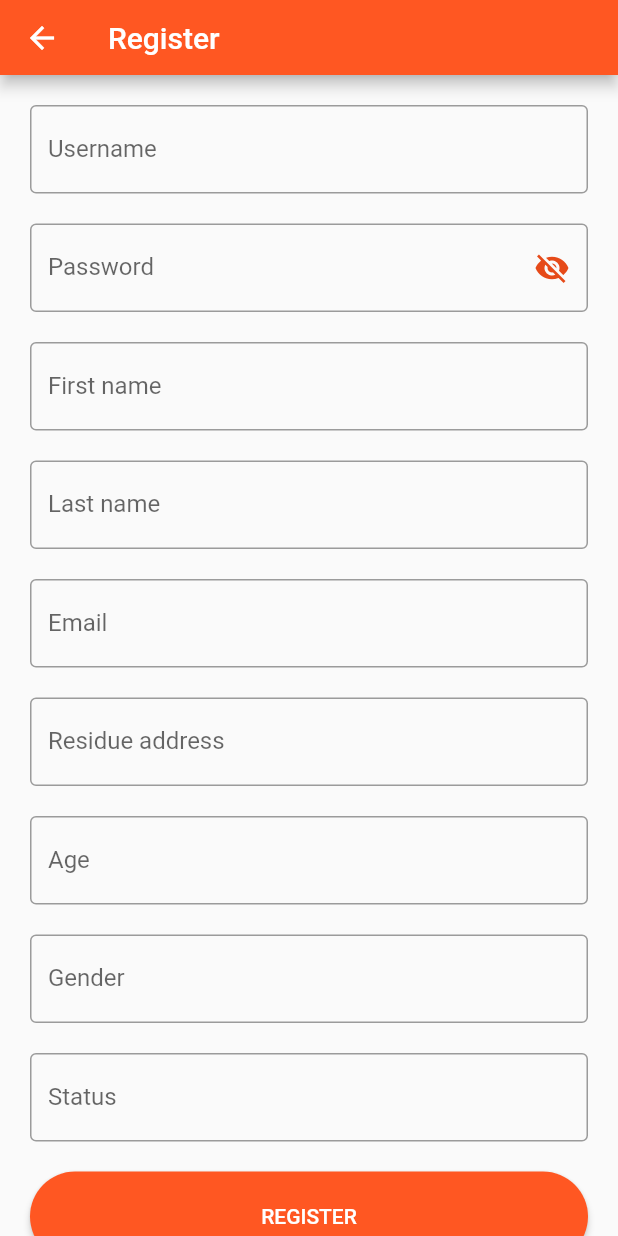
After one commit to Phoenix-Jobs/phoenixjobs, a Flutter app: the AuthScreen screen opened directly, after a tap on "LOGIN", after a tap on "REGISTER", on a phone screen of 412 x 824 dp. The commit adds this screen. Run offline on Flutter 3.47's test engine with Material 2 defaults, Android fonts, the phone set to English and light mode, and no system bars; our stand-ins replace get_it, tuple.

Commit message:
01/22 commit
this is 01/22 project commit

```diff
--- a/lib/main.dart
+++ b/lib/main.dart
@@ -1,11 +1,16 @@
 import 'package:flutter/material.dart';
+// import 'package:phoenixjobs/screens/app/auth/auth_screen.dart';
+import 'package:phoenixjobs/screens/app/register/register_screen.dart';
 import 'package:phoenixjobs/screens/app/welcome/welcome_screen.dart';
+// import 'package:phoenixjobs/screens/app/welcome/welcome_screen.dart';
+// import all package to load difference screens
 
 void main() {
   runApp(MaterialApp(
     debugShowCheckedModeBanner: false,
     title: "Phoenix Jobs",
     theme: ThemeData(primarySwatch: Colors.deepOrange),
+    // loading different home to test different interface
     home: WelcomeScreen(),
   ));
 }
--- /dev/null
+++ b/lib/screens/app/auth/auth_app_bar.dart
@@ -0,0 +1,22 @@
+import 'package:flutter/material.dart';
+
+class AuthAppBar extends StatelessWidget implements PreferredSizeWidget {
+  final state;
+  // ignore: use_key_in_widget_constructors
+  const AuthAppBar({this.state});
+
+  @override
+  Size get preferredSize => const Size.fromHeight(50.0);
+
+  @override
+  Widget build(BuildContext context) {
+    return AppBar(
+      leading: IconButton(
+        icon: const Icon(Icons.arrow_back, color: Colors.white),
+        onPressed: () => Navigator.of(context).pop(),
+      ),
+      title: const Text('Login'),
+      centerTitle: false,
+    );
+  }
+}
--- /dev/null
+++ b/lib/screens/app/auth/auth_body.dart
@@ -0,0 +1,113 @@
+import 'package:flutter/material.dart';
+import 'package:phoenixjobs/screens/app/register/register_screen.dart';
+
+class AuthBody extends StatelessWidget {
+  // ignore: prefer_typing_uninitialized_variables
+  final state;
+  // ignore: use_key_in_widget_constructors
+  const AuthBody({this.state});
+
+  void _navigateRegisterScreen({context}) async {
+    final result = await Navigator.push(
+        context,
+        MaterialPageRoute(
+          builder: (_) => RegisterScreen(),
+        ));
+    if (result != null) {
+      // state.setState(() => something = result);
+    }
+  }
+
+  @override
+  Widget build(BuildContext context) {
+    return Form(
+      key: state.loginFormKey,
+      child: ListView(
+        padding: const EdgeInsets.all(20),
+        children: <Widget>[
+          SizedBox(height: MediaQuery.of(context).size.height * 0.3),
+          // username
+          TextFormField(
+            obscureText: false,
+            decoration: const InputDecoration(
+              icon: Icon(Icons.person),
+              border: OutlineInputBorder(),
+              labelText: 'Username',
+            ),
+            validator: (value) {
+              if (value!.isEmpty) {
+                return 'Please enter your username';
+              }
+              return null;
+            },
+          ),
+          const SizedBox(height: 20),
+          // password
+          TextFormField(
+            //keyboardType: TextInputType.text,
+            //controller: _userPasswordController,
+            obscureText: state.passwordVisible,
+            decoration: InputDecoration(
+              icon: const Icon(Icons.lock),
+              border: const OutlineInputBorder(),
+              labelText: 'Password',
+              suffixIcon: IconButton(
+                icon: Icon(
+                  // Based on passwordVisible state choose the icon
+                  state.passwordVisible
+                      ? Icons.visibility_off
+                      : Icons.visibility,
+                  color: Theme.of(context).primaryColorDark,
+                ),
+                onPressed: () {
+                  state.passwordVisible = !state.passwordVisible;
+                },
+              ),
+            ),
+            validator: (value) {
+              if (value!.isEmpty) {
+                return 'Please enter your password';
+              }
+              return null;
+            },
+          ),
+          const SizedBox(height: 20),
+          // login button
+          MaterialButton(
+            minWidth: MediaQuery.of(context).size.width * 0.8,
+            height: 60,
+            color: Colors.deepOrange,
+            shape: RoundedRectangleBorder(
+                borderRadius: BorderRadius.circular(30.0)),
+            onPressed: () {
+              if (state.loginFormKey.currentState.validate()) {
+                // If the form is valid, display a Snackbar.
+                // ignore: deprecated_member_use
+                Scaffold.of(context).showSnackBar(
+                    const SnackBar(content: Text('Login complete.')));
+              }
+            },
+            child: const Text(
+              "LOGIN",
+              style: TextStyle(color: Colors.white),
+            ),
+          ),
+          const SizedBox(height: 20),
+          // register button
+          MaterialButton(
+            minWidth: MediaQuery.of(context).size.width * 0.8,
+            height: 60,
+            color: Colors.deepOrange,
+            shape: RoundedRectangleBorder(
+                borderRadius: BorderRadius.circular(30.0)),
+            onPressed: () => _navigateRegisterScreen(context: context),
+            child: const Text(
+              "REGISTER",
+              style: TextStyle(color: Colors.white),
+            ),
+          ),
+        ],
+      ),
+    );
+  }
+}
--- /dev/null
+++ b/lib/screens/app/auth/auth_screen.dart
@@ -0,0 +1,31 @@
+import 'package:flutter/material.dart';
+import 'package:phoenixjobs/screens/app/auth/auth_app_bar.dart';
+import 'package:phoenixjobs/screens/app/auth/auth_body.dart';
+
+class AuthScreen extends StatefulWidget {
+  @override
+  State<AuthScreen> createState() => _AuthScreenState();
+}
+
+class _AuthScreenState extends State<AuthScreen> {
+  bool _passwordVisible = true;
+  bool get passwordVisible => _passwordVisible;
+  set passwordVisible(v) => setState(() => _passwordVisible = v);
+
+  final loginFormKey = GlobalKey<FormState>();
+  // String username = '';
+  // String password = '';
+
+  @override
+  Widget build(BuildContext context) {
+    return SafeArea(
+      child: Scaffold(
+        // body: AuthBody(),
+        //body: WelcomeBody(state: this, data: ""),
+        appBar: AuthAppBar(state: this),
+        body: AuthBody(state: this),
+        //bottomNavigationBar: AuthBottomBar(state: this),
+      ),
+    );
+  }
+}
--- /dev/null
+++ b/lib/screens/app/register/register_app_bar.dart
@@ -0,0 +1,22 @@
+import 'package:flutter/material.dart';
+
+class RegisterAppBar extends StatelessWidget implements PreferredSizeWidget {
+  final state;
+  // ignore: use_key_in_widget_constructors
+  const RegisterAppBar({this.state});
+
+  @override
+  Size get preferredSize => const Size.fromHeight(50.0);
+
+  @override
+  Widget build(BuildContext context) {
+    return AppBar(
+      leading: IconButton(
+        icon: const Icon(Icons.arrow_back, color: Colors.white),
+        onPressed: () => Navigator.of(context).pop(),
+      ),
+      title: const Text('Register'),
+      centerTitle: false,
+    );
+  }
+}
--- /dev/null
+++ b/lib/screens/app/register/register_body.dart
@@ -0,0 +1,190 @@
+import 'package:flutter/material.dart';
+
+class RegisterBody extends StatelessWidget {
+  // ignore: prefer_typing_uninitialized_variables
+  final state;
+  // ignore: use_key_in_widget_constructors
+  const RegisterBody({this.state});
+
+  @override
+  Widget build(BuildContext context) {
+    return Form(
+      key: state.registerFormKey,
+      child: ListView(
+        padding: const EdgeInsets.all(20),
+        children: <Widget>[
+          //SizedBox(height: MediaQuery.of(context).size.height * 0.3),
+          // username
+          TextFormField(
+            obscureText: false,
+            decoration: const InputDecoration(
+              border: OutlineInputBorder(),
+              labelText: 'Username',
+            ),
+            validator: (value) {
+              if (value!.isEmpty) {
+                return 'Please enter your username';
+              }
+              return null;
+            },
+          ),
+          const SizedBox(height: 20),
+          // password
+          TextFormField(
+            //keyboardType: TextInputType.text,
+            //controller: _userPasswordController,
+            obscureText: state.passwordVisible,
+            decoration: InputDecoration(
+              border: const OutlineInputBorder(),
+              labelText: 'Password',
+              suffixIcon: IconButton(
+                icon: Icon(
+                  // Based on passwordVisible state choose the icon
+                  state.passwordVisible
+                      ? Icons.visibility_off
+                      : Icons.visibility,
+                  color: Theme.of(context).primaryColorDark,
+                ),
+                onPressed: () {
+                  state.passwordVisible = !state.passwordVisible;
+                },
+              ),
+            ),
+            validator: (value) {
+              if (value!.isEmpty) {
+                return 'Please enter your password';
+              }
+              return null;
+            },
+          ),
+          const SizedBox(height: 20),
+          // first name
+          TextFormField(
+            obscureText: false,
+            decoration: const InputDecoration(
+              border: OutlineInputBorder(),
+              labelText: 'First name',
+            ),
+            validator: (value) {
+              if (value!.isEmpty) {
+                return 'Please enter your first name';
+              }
+              return null;
+            },
+          ),
+          const SizedBox(height: 20),
+          // last name
+          TextFormField(
+            obscureText: false,
+            decoration: const InputDecoration(
+              border: OutlineInputBorder(),
+              labelText: 'Last name',
+            ),
+            validator: (value) {
+              if (value!.isEmpty) {
+                return 'Please enter your last name';
+              }
+              return null;
+            },
+          ),
+          const SizedBox(height: 20),
+          // email
+          TextFormField(
+            obscureText: false,
+            decoration: const InputDecoration(
+              border: OutlineInputBorder(),
+              labelText: 'Email',
+            ),
+            validator: (value) {
+              if (value!.isEmpty) {
+                return 'Please enter your email';
+              }
+              return null;
+            },
+          ),
+          const SizedBox(height: 20),
+          // residue address
+          TextFormField(
+            obscureText: false,
+            decoration: const InputDecoration(
+              border: OutlineInputBorder(),
+              labelText: 'Residue address',
+            ),
+            validator: (value) {
+              if (value!.isEmpty) {
+                return 'Please enter your residue address';
+              }
+              return null;
+            },
+          ),
+          const SizedBox(height: 20),
+          // age
+          TextFormField(
+            obscureText: false,
+            decoration: const InputDecoration(
+              border: OutlineInputBorder(),
+              labelText: 'Age',
+            ),
+            validator: (value) {
+              if (value!.isEmpty) {
+                return 'Please enter your age';
+              }
+              return null;
+            },
+          ),
+          const SizedBox(height: 20),
+          // gender
+          TextFormField(
+            obscureText: false,
+            decoration: const InputDecoration(
+              border: OutlineInputBorder(),
+              labelText: 'Gender',
+            ),
+            validator: (value) {
+              if (value!.isEmpty) {
+                return 'Please enter your gender';
+              }
+              return null;
+            },
+          ),
+          const SizedBox(height: 20),
+          // status
+          TextFormField(
+            obscureText: false,
+            decoration: const InputDecoration(
+              border: OutlineInputBorder(),
+              labelText: 'Status',
+            ),
+            validator: (value) {
+              if (value!.isEmpty) {
+                return '"Student" or "Staff" only';
+              }
+              return null;
+            },
+          ),
+          const SizedBox(height: 20),
+          // register button
+          MaterialButton(
+            minWidth: MediaQuery.of(context).size.width * 0.8,
+            height: 60,
+            color: Colors.deepOrange,
+            shape: RoundedRectangleBorder(
+                borderRadius: BorderRadius.circular(30.0)),
+            onPressed: () {
+              if (state.registerFormKey.currentState.validate()) {
+                // If the form is valid, display a Snackbar.
+                // ignore: deprecated_member_use
+                Scaffold.of(context).showSnackBar(
+                    const SnackBar(content: Text('Data is in processing.')));
+              }
+            },
+            child: const Text(
+              "REGISTER",
+              style: TextStyle(color: Colors.white),
+            ),
+          ),
+        ],
+      ),
+    );
+  }
+}
--- /dev/null
+++ b/lib/screens/app/register/register_screen.dart
@@ -0,0 +1,36 @@
+import 'package:flutter/material.dart';
+import 'package:phoenixjobs/screens/app/register/register_app_bar.dart';
+import 'package:phoenixjobs/screens/app/register/register_body.dart';
+
+class RegisterScreen extends StatefulWidget {
+  @override
+  State<RegisterScreen> createState() => _RegisterScreenState();
+}
+
+class _RegisterScreenState extends State<RegisterScreen> {
+  bool _passwordVisible = true;
+  bool get passwordVisible => _passwordVisible;
+  set passwordVisible(v) => setState(() => _passwordVisible = v);
+
+  final registerFormKey = GlobalKey<FormState>();
+
+  // String username = '';
+  // String password = '';
+  // String firstName = '';
+  // String lastName = '';
+  // String email = '';
+  // String residueAddress = '';
+  // String age = '';
+  // String gender = '';
+  // String status = '';
+
+  @override
+  Widget build(BuildContext context) {
+    return SafeArea(
+      child: Scaffold(
+        appBar: RegisterAppBar(state: this),
+        body: RegisterBody(state: this),
+      ),
+    );
+  }
+}
--- a/lib/screens/view.dart
+++ b/lib/screens/view.dart
@@ -11,7 +11,7 @@ import 'package:flutter/material.dart';
 import 'package:provider/provider.dart';
 import 'package:tuple/tuple.dart';
 
-import '../app/service_locator.dart';
+import '../service_locator/service_locator.dart';
 import 'viewmodel.dart';
 
 //----------------------------------------------------------------------------
```
Also changed, not shown: lib/screens/app/welcome/welcome_body.dart (+66 -0 lines), lib/screens/app/welcome/welcome_screen.dart (+5 -2 lines), lib/service_locator/service_locator.dart (+6 -6 lines), assets/images/screens/welcome/bgImage.png (renamed from images/screens/welcome/bgImage.png), assets/images/screens/welcome/logo.png (renamed from images/screens/welcome/logo.png), assets/images/screens/welcome/logo_content.png (added).
